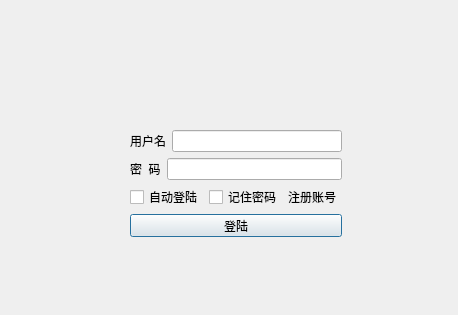
This is TestProject/ui/login.ui in ChinSing00/ChatChat as Qt 5 draws it before an edit. The edited form follows.
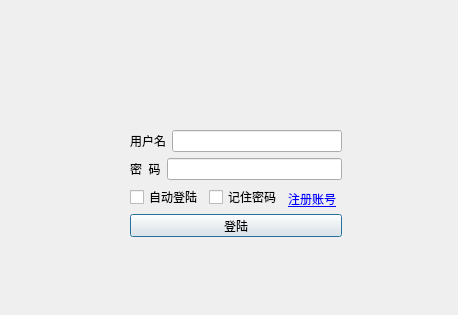
This is the edited form.

```diff
--- a/TestProject/ui/login.ui
+++ b/TestProject/ui/login.ui
@@ -56,8 +56,26 @@
       </item>
       <item>
        <widget class="QLabel" name="retrievePwd">
+        <property name="lineWidth">
+         <number>0</number>
+        </property>
         <property name="text">
-         <string>注册账号</string>
+         <string>&lt;a href='http://192.168.123.230:9090/plugins/registration/sign-up.jsp'&gt;注册账号&lt;/a&gt;</string>
+        </property>
+        <property name="textFormat">
+         <enum>Qt::RichText</enum>
+        </property>
+        <property name="alignment">
+         <set>Qt::AlignBottom|Qt::AlignLeading|Qt::AlignLeft</set>
+        </property>
+        <property name="wordWrap">
+         <bool>false</bool>
+        </property>
+        <property name="indent">
+         <number>0</number>
+        </property>
+        <property name="openExternalLinks">
+         <bool>true</bool>
         </property>
        </widget>
       </item>
```
